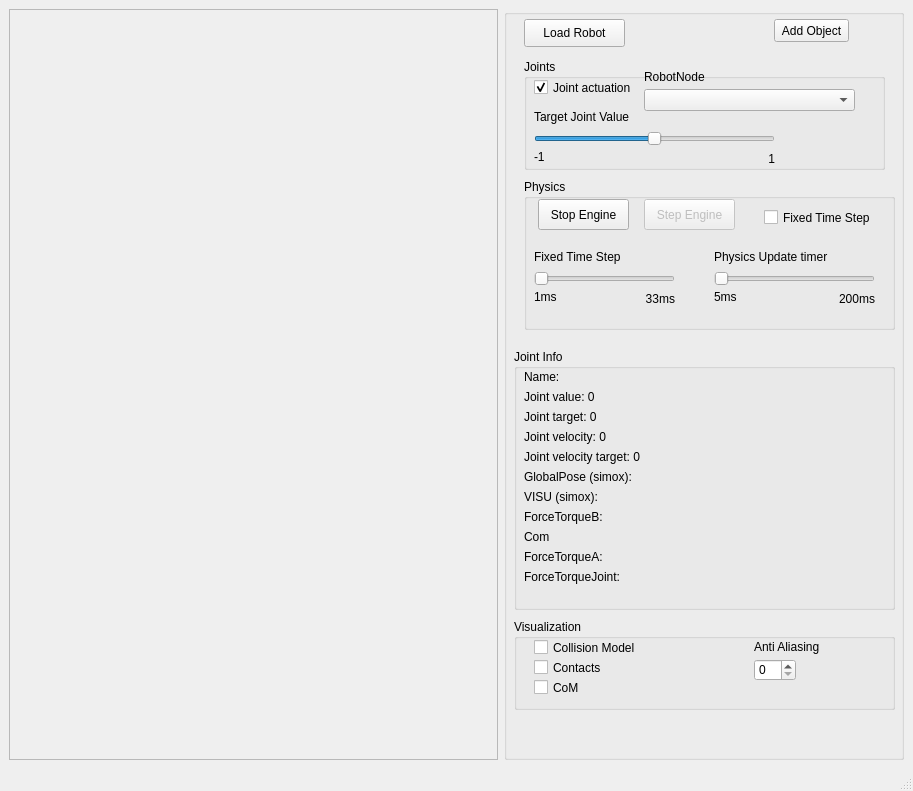
First picture: the form in SimDynamics/examples/SimDynamicsViewer/simDynamicsViewer.ui, repository softbankrobotics-research/Simox, before the edit.
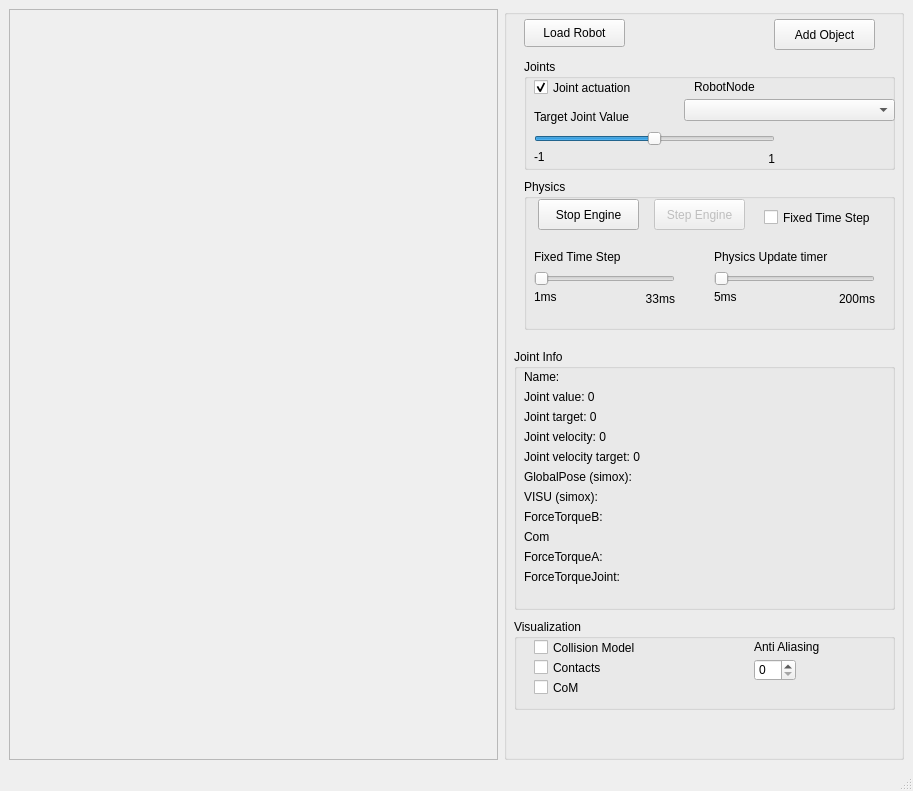
Second picture: the form after the edit.

What changed in the file:
```diff
--- a/SimDynamics/examples/SimDynamicsViewer/simDynamicsViewer.ui
+++ b/SimDynamics/examples/SimDynamicsViewer/simDynamicsViewer.ui
@@ -290,7 +290,7 @@
          <rect>
           <x>14</x>
           <y>20</y>
-          <width>91</width>
+          <width>101</width>
           <height>31</height>
          </rect>
         </property>
@@ -304,7 +304,7 @@
         </property>
         <property name="geometry">
          <rect>
-          <x>120</x>
+          <x>130</x>
           <y>20</y>
           <width>91</width>
           <height>31</height>
@@ -479,7 +479,7 @@
         <rect>
          <x>20</x>
          <y>50</y>
-         <width>361</width>
+         <width>371</width>
          <height>111</height>
         </rect>
        </property>
@@ -505,8 +505,8 @@
        <widget class="QComboBox" name="comboBoxRobotNode">
         <property name="geometry">
          <rect>
-          <x>120</x>
-          <y>30</y>
+          <x>160</x>
+          <y>40</y>
           <width>211</width>
           <height>22</height>
          </rect>
@@ -515,8 +515,8 @@
        <widget class="QLabel" name="label_7">
         <property name="geometry">
          <rect>
-          <x>120</x>
-          <y>10</y>
+          <x>170</x>
+          <y>20</y>
           <width>131</width>
           <height>16</height>
          </rect>
@@ -595,8 +595,8 @@
         <rect>
          <x>270</x>
          <y>10</y>
-         <width>75</width>
-         <height>23</height>
+         <width>101</width>
+         <height>31</height>
         </rect>
        </property>
        <property name="text">
```
Left out of the diff: 2 changed lines with no effect on the pictures.
